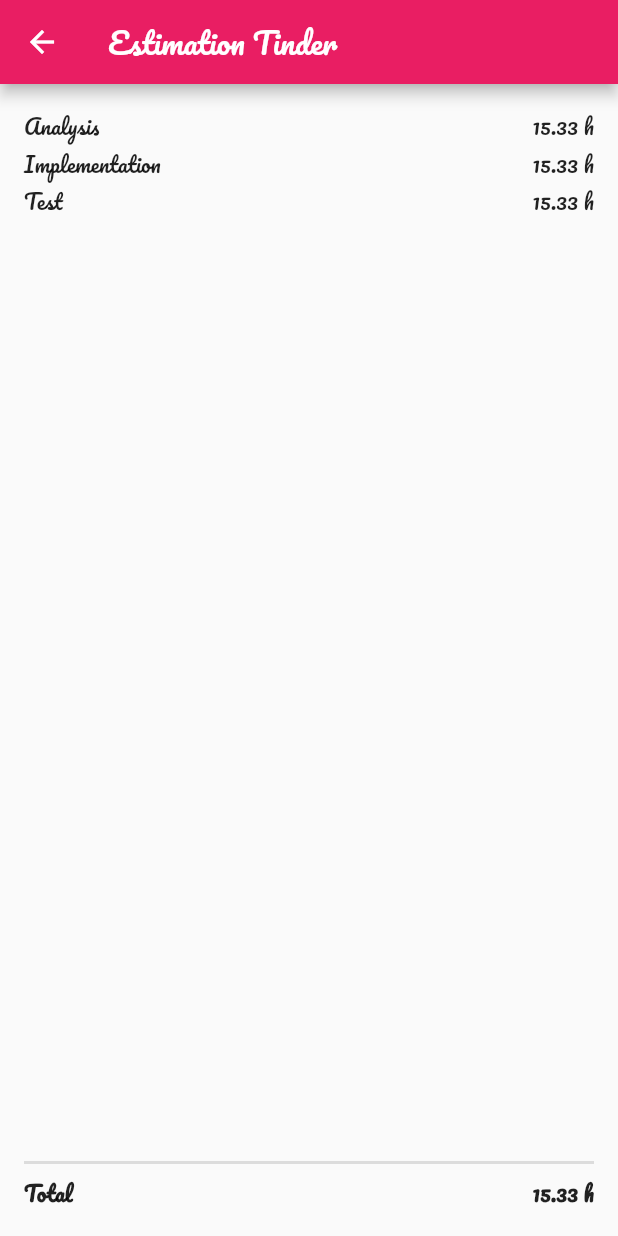
After one commit to finkmoritz/teamutil, a Flutter app: the EstimationResultPage screen opened directly, on a phone screen of 412 x 824 dp. The commit adds this screen. Run offline on Flutter 3.47's test engine with Material 2 defaults, Android fonts, the phone set to English and light mode, and no system bars; our stand-ins replace flutter_tindercard, google_fonts.

Commit message:
Draft result page

```diff
--- a/lib/components/estimation_tinder_card.dart
+++ b/lib/components/estimation_tinder_card.dart
@@ -2,6 +2,7 @@ import 'package:flutter/material.dart';
 import 'package:flutter_tindercard/flutter_tindercard.dart';
 import 'package:provider/provider.dart';
 import 'package:teamutil/model/estimation_node.dart';
+import 'package:teamutil/pages/estimation_result_page.dart';
 import 'package:teamutil/pages/qa_page.dart';
 import 'package:teamutil/providers/estimation_provider.dart';
 
@@ -45,6 +46,14 @@ class EstimationTinderCard extends StatelessWidget {
             print('Swiped??: ${orientation.name}');
             if (estimationNode.nextQuestionIndexes.isEmpty) {
               // TODO evaluate
+              Navigator.push(
+                  context,
+                  MaterialPageRoute(
+                    builder: (context) => EstimationResultPage(
+                      total: 15.33,
+                    ),
+                  ),
+                );
             } else {
               int? answerIndex;
               switch (orientation) {
--- /dev/null
+++ b/lib/pages/estimation_result_page.dart
@@ -0,0 +1,85 @@
+import 'package:flutter/material.dart';
+import 'package:teamutil/pages/home_page.dart';
+
+class EstimationResultPage extends StatelessWidget {
+  final double total;
+
+  const EstimationResultPage({
+    required this.total,
+    Key? key,
+  }) : super(key: key);
+
+  @override
+  Widget build(BuildContext context) {
+    return WillPopScope(
+      onWillPop: () async {
+        Navigator.push(
+          context,
+          MaterialPageRoute(
+            builder: (context) => const HomePage(),
+          ),
+        );
+        return false;
+      },
+      child: Scaffold(
+        appBar: AppBar(
+          title: const Text('Estimation Tinder'),
+        ),
+        body: Padding(
+          padding: const EdgeInsets.all(16.0),
+          child: Column(
+            mainAxisAlignment: MainAxisAlignment.spaceBetween,
+            children: [
+              Column(
+                children: [
+                  Row(
+                    mainAxisAlignment: MainAxisAlignment.spaceBetween,
+                    children: [
+                      const Text('Analysis'),
+                      Text('${total.toString()} h'),
+                    ],
+                  ),
+                  Row(
+                    mainAxisAlignment: MainAxisAlignment.spaceBetween,
+                    children: [
+                      const Text('Implementation'),
+                      Text('${total.toString()} h'),
+                    ],
+                  ),
+                  Row(
+                    mainAxisAlignment: MainAxisAlignment.spaceBetween,
+                    children: [
+                      const Text('Test'),
+                      Text('${total.toString()} h'),
+                    ],
+                  ),
+                ],
+              ),
+              Column(
+                mainAxisSize: MainAxisSize.min,
+                children: [
+                  Divider(
+                    thickness: 2,
+                  ),
+                  Row(
+                    mainAxisAlignment: MainAxisAlignment.spaceBetween,
+                    children: [
+                      const Text(
+                        'Total',
+                        style: TextStyle(fontWeight: FontWeight.bold),
+                      ),
+                      Text(
+                        '${total.toString()} h',
+                        style: const TextStyle(fontWeight: FontWeight.bold),
+                      ),
+                    ],
+                  ),
+                ],
+              ),
+            ],
+          ),
+        ),
+      ),
+    );
+  }
+}
```
